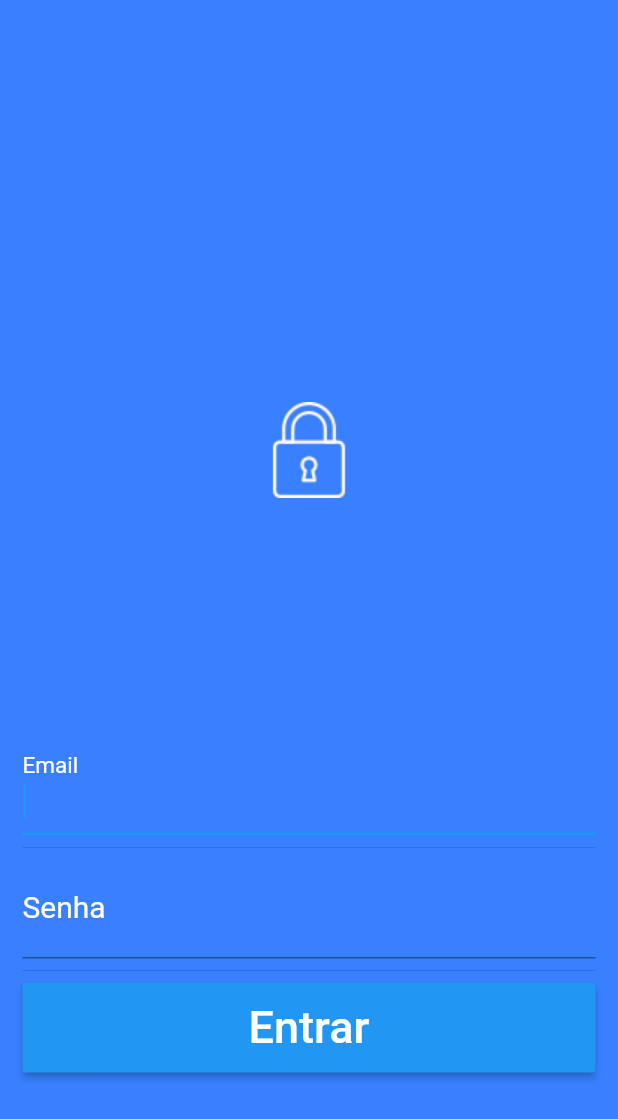
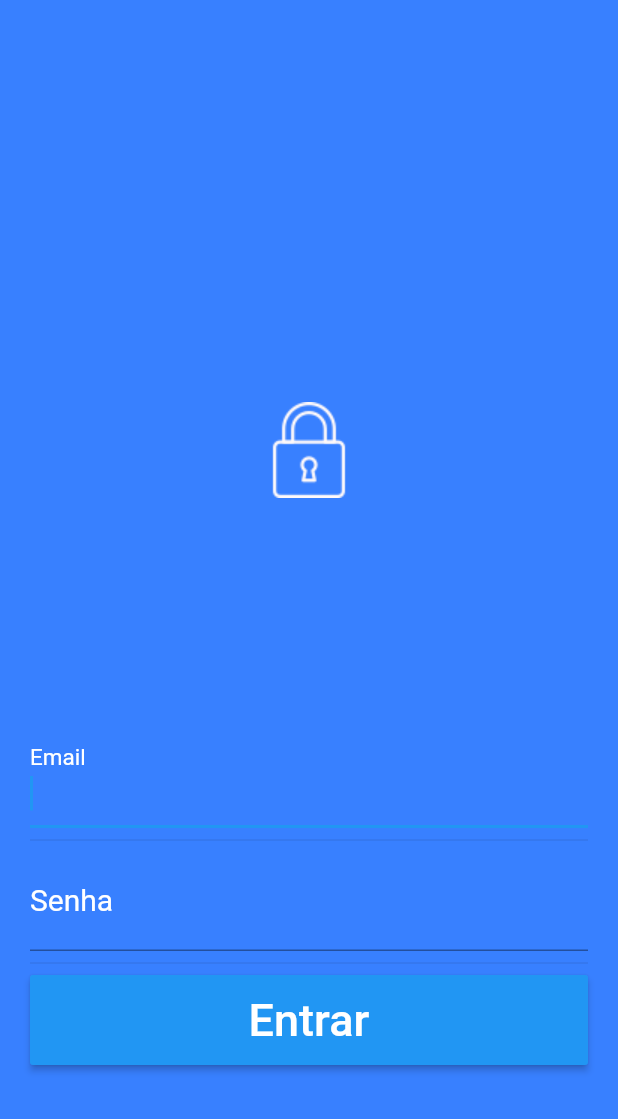
Before and after one commit to TonySDuarte/FlutterMedia, a Flutter app: the screen it shows after launch, on a phone screen of 412 x 824 dp. Shown: the top 1119 px of the screen. Run offline on Flutter 3.47's test engine with Material 2 defaults, Android fonts, the phone set to English and light mode, and no system bars; missing offline and left inert: custom_splash.

Commit message:
enviando modificações finais

```diff
--- a/lib/login.dart
+++ b/lib/login.dart
@@ -12,7 +12,7 @@ class _LoginState extends State<Login> {
     return Scaffold(
         backgroundColor: Color.fromARGB(255, 56, 128, 255),
         body: Padding(
-          padding: EdgeInsets.all(15),
+          padding: EdgeInsets.all(20),
           child: Center(
               child: Column(
             crossAxisAlignment: CrossAxisAlignment.stretch,
```
